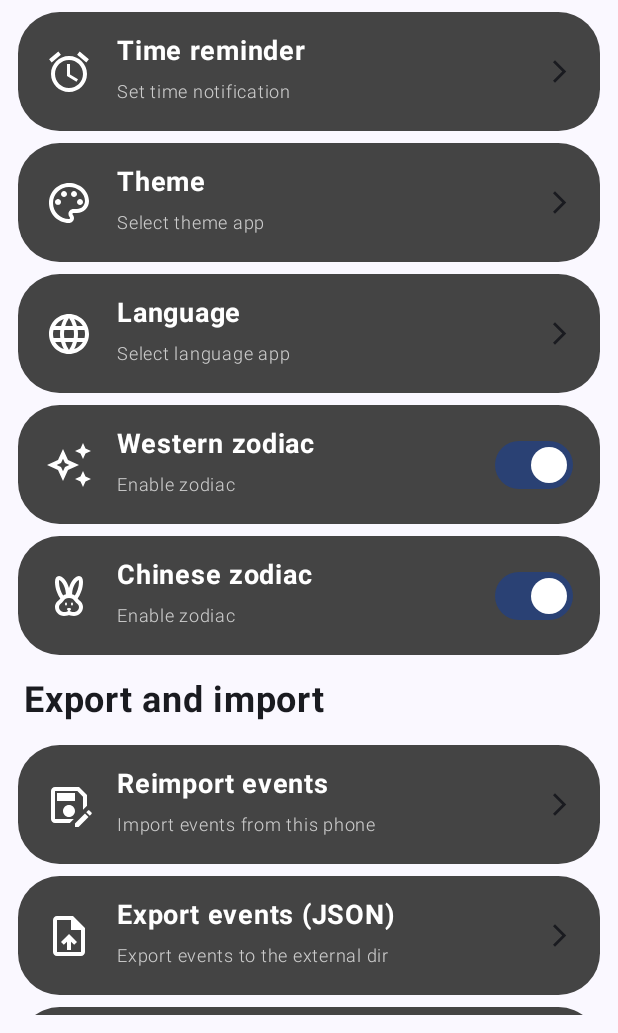
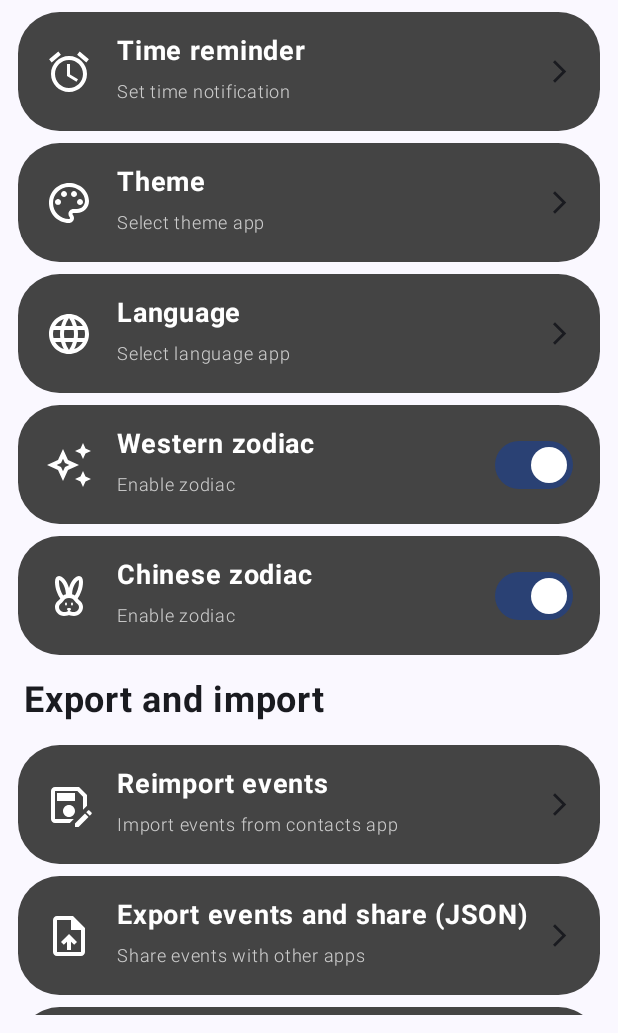
Before and after one commit to Artko06/ReminderBirthday-Calendar, an Android app built with Jetpack Compose: the composable SettingsScreen shown on its own in the app's theme, after a tap on "Reimport events", on a phone screen of 412 x 824 dp, the part 203-1236 px from its top. Run offline under Robolectric (Android 15) with nearby library versions, the phone set to English and light mode, and no system bars; our stand-ins replace Dagger/Hilt's generated code; 2 statements that could not run were skipped.

Commit message:
Export and import file json and csv, delete events red button, share exported file with other apps

```diff
--- /dev/null
+++ b/app/src/main/java/com/example/reminderbirthday_calendar/intents/shareIntent/TypeShareFile.kt
@@ -0,0 +1,6 @@
+package com.example.reminderbirthday_calendar.intents.shareIntent
+
+enum class TypeShareFile {
+    JSON,
+    CSV
+}
--- /dev/null
+++ b/app/src/main/java/com/example/reminderbirthday_calendar/presentation/components/settings/RedClearButton.kt
@@ -0,0 +1,58 @@
+package com.example.reminderbirthday_calendar.presentation.components.settings
+
+import androidx.compose.foundation.BorderStroke
+import androidx.compose.foundation.layout.Row
+import androidx.compose.foundation.layout.padding
+import androidx.compose.foundation.shape.RoundedCornerShape
+import androidx.compose.material.icons.Icons
+import androidx.compose.material.icons.filled.ClearAll
+import androidx.compose.material3.Icon
+import androidx.compose.material3.OutlinedButton
+import androidx.compose.material3.Text
+import androidx.compose.runtime.Composable
+import androidx.compose.ui.Alignment
+import androidx.compose.ui.Modifier
+import androidx.compose.ui.graphics.Color
+import androidx.compose.ui.text.font.FontWeight
+import androidx.compose.ui.tooling.preview.Preview
+import androidx.compose.ui.unit.dp
+import androidx.compose.ui.unit.sp
+
+@Composable
+fun RedClearButton(
+    modifier: Modifier = Modifier,
+    onClear: () -> Unit
+){
+    OutlinedButton(
+        onClick = onClear,
+        border = BorderStroke(0.5.dp, Color.Red),
+        shape = RoundedCornerShape(16.dp),
+        modifier = Modifier.then(modifier)
+    ) {
+        Row(
+            verticalAlignment = Alignment.CenterVertically
+        ) {
+            Icon(
+                imageVector = Icons.Filled.ClearAll,
+                contentDescription = "Delete Icon",
+                tint = Color.Red
+            )
+
+            Text(
+                text = "Clear events",
+                fontSize = 16.sp,
+                fontWeight = FontWeight.Bold,
+                color = Color.Red,
+                modifier = Modifier.padding(start = 8.dp)
+            )
+        }
+    }
+}
+
+@Preview(showBackground = false)
+@Composable
+fun RedClearButtonPreview(){
+    RedClearButton(
+        onClear = {}
+    )
+}
--- a/app/src/main/java/com/example/reminderbirthday_calendar/presentation/event/EventsEvent.kt
+++ b/app/src/main/java/com/example/reminderbirthday_calendar/presentation/event/EventsEvent.kt
@@ -1,6 +1,10 @@
 package com.example.reminderbirthday_calendar.presentation.event
+
+import com.example.domain.models.event.Event
 
 sealed class EventsEvent {
     object ImportEventsFromContacts: EventsEvent()
     data class UpdateSearchLine(val newValue: String): EventsEvent()
+    data class UpdateEvents(val events: List<Event>): EventsEvent()
+    object ClearEvents: EventsEvent()
 }
--- a/app/src/main/java/com/example/reminderbirthday_calendar/presentation/screens/SettingsScreen.kt
+++ b/app/src/main/java/com/example/reminderbirthday_calendar/presentation/screens/SettingsScreen.kt
@@ -1,8 +1,13 @@
 package com.example.reminderbirthday_calendar.presentation.screens
 
+import android.net.Uri
+import android.webkit.MimeTypeMap
 import android.widget.Toast
+import androidx.activity.compose.rememberLauncherForActivityResult
+import androidx.activity.result.contract.ActivityResultContracts
 import androidx.compose.foundation.background
 import androidx.compose.foundation.layout.Arrangement
+import androidx.compose.foundation.layout.Box
 import androidx.compose.foundation.layout.fillMaxWidth
 import androidx.compose.foundation.layout.padding
 import androidx.compose.foundation.lazy.LazyColumn
@@ -15,17 +20,19 @@ import androidx.compose.material.icons.outlined.CloudDownload
 import androidx.compose.material.icons.outlined.CloudUpload
 import androidx.compose.material.icons.outlined.ColorLens
 import androidx.compose.material.icons.outlined.CrueltyFree
+import androidx.compose.material.icons.outlined.DriveFileMoveRtl
 import androidx.compose.material.icons.outlined.Info
 import androidx.compose.material.icons.outlined.Language
 import androidx.compose.material.icons.outlined.MarkEmailRead
 import androidx.compose.material.icons.outlined.NotificationsActive
 import androidx.compose.material.icons.outlined.SaveAs
-import androidx.compose.material.icons.outlined.TableView
 import androidx.compose.material.icons.outlined.UploadFile
 import androidx.compose.material3.MaterialTheme
 import androidx.compose.material3.Text
 import androidx.compose.runtime.Composable
 import androidx.compose.runtime.LaunchedEffect
+import androidx.compose.runtime.collectAsState
+import androidx.compose.ui.Alignment
 import androidx.compose.ui.Modifier
 import androidx.compose.ui.platform.LocalContext
 import androidx.compose.ui.text.font.FontFamily
@@ -34,27 +41,55 @@ import androidx.compose.ui.tooling.preview.Preview
 import androidx.compose.ui.unit.dp
 import androidx.compose.ui.unit.sp
 import androidx.hilt.navigation.compose.hiltViewModel
+import com.example.reminderbirthday_calendar.intents.shareIntent.shareFileIntent
+import com.example.reminderbirthday_calendar.presentation.components.settings.RedClearButton
 import com.example.reminderbirthday_calendar.presentation.components.settings.SettingsItem
+import com.example.reminderbirthday_calendar.presentation.event.EventsEvent
 import com.example.reminderbirthday_calendar.presentation.event.ImportExportEvent
 import com.example.reminderbirthday_calendar.presentation.sharedFlow.ImportExportSharedFlow
+import com.example.reminderbirthday_calendar.presentation.viewModel.EventsViewModel
 import com.example.reminderbirthday_calendar.presentation.viewModel.ImportExportViewModel
 
 @Composable
 fun SettingsScreen(
     modifier: Modifier = Modifier,
-    importExportViewModel: ImportExportViewModel = hiltViewModel()
+    importExportViewModel: ImportExportViewModel = hiltViewModel(),
+    eventsViewModel: EventsViewModel = hiltViewModel()
 ){
     val context = LocalContext.current
     val listState = rememberLazyListState()
     var lazyKey = 0
 
+    val eventsState = eventsViewModel.eventState.collectAsState().value
     val importExportEventToast = importExportViewModel.eventToast
+
+    val launcherPickerFile = rememberLauncherForActivityResult(
+        contract = ActivityResultContracts.GetContent()
+    ) { selectedUri: Uri? ->
+        selectedUri?.let { uri ->
+            if (MimeTypeMap.getFileExtensionFromUrl(uri.toString()) == "json")
+                importExportViewModel.onEvent(ImportExportEvent.ImportEventsFromJson(uri = uri))
+
+            else if(MimeTypeMap.getFileExtensionFromUrl(uri.toString()) == "csv")
+                importExportViewModel.onEvent(ImportExportEvent.ImportEventsFromCsv(uri = uri))
+
+            else Toast.makeText(context, "Incorrect extension file", Toast.LENGTH_SHORT).show()
+        }
+    }
 
     LaunchedEffect(Unit) {
         importExportEventToast.collect { sharedEvent ->
             when(sharedEvent){
                 is ImportExportSharedFlow.ShowToast -> {
                     Toast.makeText(context, sharedEvent.message, Toast.LENGTH_SHORT).show()
+                }
+
+                is ImportExportSharedFlow.ShowShareView -> {
+                    context.startActivity(shareFileIntent(typeFile = sharedEvent.typeShareFile, context = context))
+                }
+
+                is ImportExportSharedFlow.UpdateEventsAfterImport -> {
+                    eventsViewModel.onEvent(event = EventsEvent.UpdateEvents(events = sharedEvent.events))
                 }
             }
         }
@@ -167,7 +202,7 @@ fun SettingsScreen(
             SettingsItem(
                 icon = Icons.Outlined.SaveAs,
                 title = "Reimport events",
-                subtitle = "Import events from this phone",
+                subtitle = "Import events from contacts app",
                 hasSwitch = false,
                 isSwitchChecked = false,
                 onSwitchChange = {},
@@ -178,36 +213,50 @@ fun SettingsScreen(
         item(key = lazyKey++) {
             SettingsItem(
                 icon = Icons.Outlined.UploadFile,
-                title = "Export events (JSON)",
-                subtitle = "Export events to the external dir",
+                title = "Export events and share (JSON)",
+                subtitle = "Share events with other apps",
                 hasSwitch = false,
                 isSwitchChecked = false,
                 onSwitchChange = {},
                 onClick = {
-                    importExportViewModel.onEvent(event = ImportExportEvent.EventsToJsonToExternalDirExport)
+                    importExportViewModel.onEvent(event = ImportExportEvent.ExportEventsToJson)
                 }
             )
         }
 
         item(key = lazyKey++) {
             SettingsItem(
-                icon = Icons.Outlined.TableView,
-                title = "Export events (CSV)",
-                subtitle = "Export events to the external dir",
+                icon = Icons.Outlined.UploadFile,
+                title = "Export events and share (CSV)",
+                subtitle = "Share events with other apps",
                 hasSwitch = false,
                 isSwitchChecked = false,
                 onSwitchChange = {},
                 onClick = {
-                    importExportViewModel.onEvent(event = ImportExportEvent.EventsToCsvToExternalDirExport)
+                    importExportViewModel.onEvent(event = ImportExportEvent.ExportEventsToCsv)
                 }
             )
         }
 
         item(key = lazyKey++) {
             SettingsItem(
-                icon = Icons.Outlined.CloudUpload,
-                title = "Cloud import events",
-                subtitle = "Import events from the firebase",
+                icon = Icons.Outlined.DriveFileMoveRtl,
+                title = "Import events (JSON or CSV)",
+                subtitle = "Import events from your file system",
+                hasSwitch = false,
+                isSwitchChecked = false,
+                onSwitchChange = {},
+                onClick = {
+                    launcherPickerFile.launch("*/*")
+                }
+            )
+        }
+
+        item(key = lazyKey++) {
+            SettingsItem(
+                icon = Icons.Outlined.CloudDownload,
+                title = "Cloud export events",
+                subtitle = "Export events to the firebase",
                 hasSwitch = false,
                 isSwitchChecked = false,
                 onSwitchChange = {},
@@ -217,9 +266,9 @@ fun SettingsScreen(
 
         item(key = lazyKey++) {
             SettingsItem(
-                icon = Icons.Outlined.CloudDownload,
-                title = "Cloud export events",
-                subtitle = "Export events to the firebase",
+                icon = Icons.Outlined.CloudUpload,
+                title = "Cloud import events",
+                subtitle = "Import events from the firebase",
                 hasSwitch = false,
                 isSwitchChecked = false,
                 onSwitchChange = {},
@@ -256,7 +305,7 @@ fun SettingsScreen(
             SettingsItem(
                 icon = Icons.Outlined.CalendarMonth,
                 title = "Total events",
-                subtitle = "0 events",
+                subtitle = "${eventsState.events.size} events",
                 hasSwitch = false,
                 isSwitchChecked = false,
                 onSwitchChange = {},
@@ -275,6 +324,21 @@ fun SettingsScreen(
                 onClick = {}
             )
         }
+
+        item(key = lazyKey++) {
+            Box(
+                modifier = Modifier.fillMaxWidth(),
+                contentAlignment = Alignment.Center
+            ) {
+                RedClearButton(
+                    onClear = {
+                        eventsViewModel.onEvent(event = EventsEvent.ClearEvents)
+                    }
+                )
+            }
+        }
+
+
     }
 }
 
--- a/app/src/main/java/com/example/reminderbirthday_calendar/presentation/sharedFlow/ImportExportSharedFlow.kt
+++ b/app/src/main/java/com/example/reminderbirthday_calendar/presentation/sharedFlow/ImportExportSharedFlow.kt
@@ -1,5 +1,10 @@
 package com.example.reminderbirthday_calendar.presentation.sharedFlow
+
+import com.example.domain.models.event.Event
+import com.example.reminderbirthday_calendar.intents.shareIntent.TypeShareFile
 
 sealed class ImportExportSharedFlow {
     data class ShowToast(val message: String) : ImportExportSharedFlow()
+    data class ShowShareView(val typeShareFile: TypeShareFile): ImportExportSharedFlow()
+    data class UpdateEventsAfterImport(val events: List<Event>): ImportExportSharedFlow()
 }
--- a/app/src/main/java/com/example/reminderbirthday_calendar/presentation/state/ImportExportState.kt
+++ b/app/src/main/java/com/example/reminderbirthday_calendar/presentation/state/ImportExportState.kt
@@ -2,5 +2,5 @@ package com.example.reminderbirthday_calendar.presentation.state
 
 data class ImportExportState(
     val statusExportJson: Boolean? = null,
-    val statusExportCsv: Boolean? = null,
+    val statusExportCsv: Boolean? = null
 )
--- /dev/null
+++ b/app/src/main/res/xml/file_paths.xml
@@ -0,0 +1,4 @@
+<?xml version="1.0" encoding="utf-8"?>
+<paths xmlns:android="http://schemas.android.com/apk/res/android">
+    <external-path name="external_files" path="." />
+</paths>
--- a/data/build.gradle.kts
+++ b/data/build.gradle.kts
@@ -64,7 +64,7 @@ dependencies {
     kapt(libs.dagger.hilt.android.compiler)
 
     // Json and csv serialization
-    implementation("com.github.Artko06:SerializationLibrary:1.0.2")
+    implementation("com.github.Artko06:SerializationLibrary:1.0.4")
 
     // Credential Manager
     implementation(libs.androidx.credentials)
--- a/domain/src/main/java/com/example/domain/repository/ImportFileRepository.kt
+++ b/domain/src/main/java/com/example/domain/repository/ImportFileRepository.kt
@@ -3,6 +3,6 @@ package com.example.domain.repository
 import com.example.domain.models.event.Event
 
 interface ImportFileRepository {
-    suspend fun importEventsFromCsv(): List<Event>
-    suspend fun importEventsFromJson(): List<Event>
+    suspend fun importEventsFromCsv(strUri: String): List<Event>
+    suspend fun importEventsFromJson(strUri: String): List<Event>
 }
```
Also changed, not shown: app/src/main/AndroidManifest.xml (+9 -0 lines), app/src/main/java/com/example/reminderbirthday_calendar/di/UseCaseModule.kt (+22 -0 lines), app/src/main/java/com/example/reminderbirthday_calendar/intents/shareIntent/shareFileIntent.kt (added, +29 -0 lines), app/src/main/java/com/example/reminderbirthday_calendar/presentation/event/ImportExportEvent.kt (+6 -2 lines), app/src/main/java/com/example/reminderbirthday_calendar/presentation/viewModel/EventsViewModel.kt (+33 -3 lines), app/src/main/java/com/example/reminderbirthday_calendar/presentation/viewModel/ImportExportViewModel.kt (+54 -9 lines), data/src/main/java/com/example/data/repository/ImportFileRepositoryImpl.kt (+5 -4 lines), domain/src/main/java/com/example/domain/useCase/importFile/ImportEventsFromCsvUseCase.kt (added, +10 -0 lines), domain/src/main/java/com/example/domain/useCase/importFile/ImportEventsFromJsonUseCase.kt (added, +10 -0 lines).
